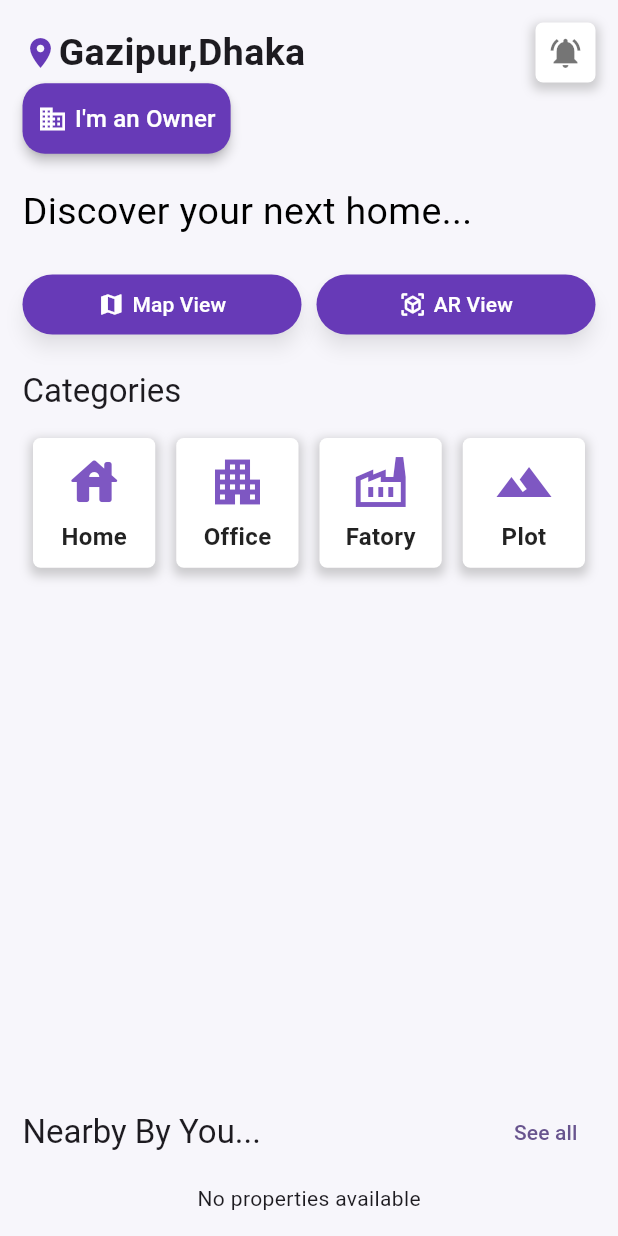
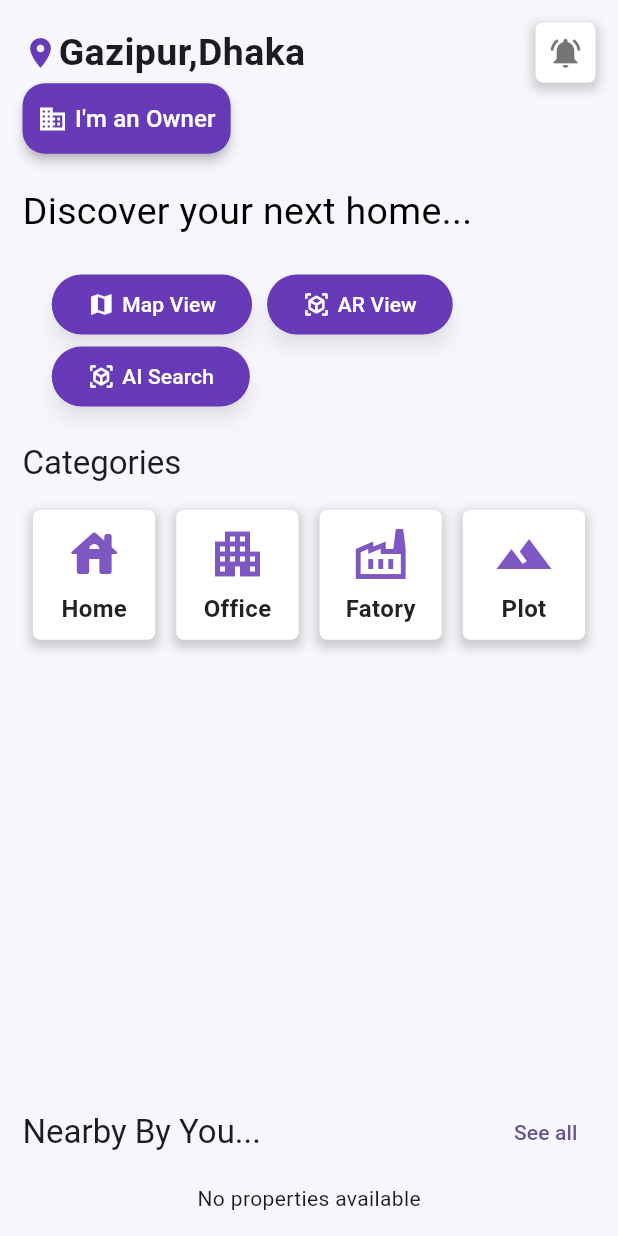
Before and after one commit to sakibahmedshanto/shondhan, a Flutter app: the LandingScreen screen opened directly with empty values, on a phone screen of 412 x 824 dp. Run offline on Flutter 3.47's test engine with Material 3 defaults, Android fonts, the phone set to English and light mode, and no system bars; our stand-ins replace cached_network_image, carousel_slider, cloud_firestore, firebase_auth, firebase_core, firebase_messaging and 12 more; missing offline and left inert: ar_location_view; accounts and stored records are empty.

Commit message:
added a button for ai search option in the landing screen

```diff
--- a/lib/main.dart
+++ b/lib/main.dart
@@ -31,11 +31,11 @@ class MyApp extends StatelessWidget {
         colorScheme: ColorScheme.fromSeed(seedColor: Colors.deepPurple),
         useMaterial3: true,
       ),
-      // home: const SplashScreen(),
+      home: const SplashScreen(),
 
       // home:SpeechToTextPage(),
 
-      home: PropertyFilterScreen(),
+      // home: PropertyFilterScreen(),
       builder: EasyLoading.init(),
       // navbar
       getPages: [
--- a/lib/screens/Landing_Screen/map_ar_button.dart
+++ b/lib/screens/Landing_Screen/map_ar_button.dart
@@ -2,6 +2,8 @@ import 'package:flutter/material.dart';
 import 'package:get/get.dart';
 import 'package:shondhan/screens/augmented/view_annotations.dart';
 import 'package:shondhan/screens/mapView/map_view_screen.dart';
+
+import '../geminiFilter/PropertyFilterScreen.dart';
 
 class MapArButtons extends StatelessWidget {
   const MapArButtons({super.key});
@@ -12,23 +14,24 @@ class MapArButtons extends StatelessWidget {
       children: [
         const SizedBox(height: 20),
         const Row(
+          mainAxisSize: MainAxisSize.min,
           children: [
             Text(
               "Discover your next home... ",
               style: TextStyle(
-                fontSize:25,
+                fontSize: 25,
                 color: Colors.black,
               ),
             ),
           ],
         ),
         const SizedBox(height: 20),
-        Row(
+        Wrap(
           children: [
             Expanded(
               child: ElevatedButton(
                 onPressed: () {
-               Get.to(()=> MapViewScreen());
+                  Get.to(() => MapViewScreen());
                 },
                 style: ElevatedButton.styleFrom(
                   backgroundColor: Colors.deepPurple,
@@ -38,6 +41,7 @@ class MapArButtons extends StatelessWidget {
                 ),
                 child: const Row(
                   mainAxisAlignment: MainAxisAlignment.center,
+                  mainAxisSize: MainAxisSize.min,
                   children: [
                     Icon(Icons.map, color: Colors.white), // Optional icon
                     SizedBox(width: 5),
@@ -53,7 +57,7 @@ class MapArButtons extends StatelessWidget {
             Expanded(
               child: ElevatedButton(
                 onPressed: () {
-                    Get.to(()=>const ViewAnnotations());
+                  Get.to(() => const ViewAnnotations());
                 },
                 style: ElevatedButton.styleFrom(
                   backgroundColor: Colors.deepPurple,
@@ -62,6 +66,7 @@ class MapArButtons extends StatelessWidget {
                       Colors.black.withOpacity(0.4), // Adjust shadow color
                 ),
                 child: const Row(
+                  mainAxisSize: MainAxisSize.min,
                   mainAxisAlignment: MainAxisAlignment.center,
                   children: [
                     Icon(Icons.view_in_ar,
@@ -75,6 +80,32 @@ class MapArButtons extends StatelessWidget {
                 ),
               ),
             ),
+            Expanded(
+              child: ElevatedButton(
+                onPressed: () {
+                  Get.to(() =>  PropertyFilterScreen());
+                },
+                style: ElevatedButton.styleFrom(
+                  backgroundColor: Colors.deepPurple,
+                  elevation: 5, // Adds shadow effect
+                  shadowColor:
+                      Colors.black.withOpacity(0.4), // Adjust shadow color
+                ),
+                child: const Row(
+                  mainAxisSize: MainAxisSize.min,
+                  mainAxisAlignment: MainAxisAlignment.center,
+                  children: [
+                    Icon(Icons.view_in_ar,
+                        color: Colors.white), // Optional icon
+                    SizedBox(width: 5),
+                    Text(
+                      "AI Search",
+                      style: TextStyle(color: Colors.white),
+                    ),
+                  ],
+                ),
+              ),
+            ),
           ],
         ),
       ],
```
